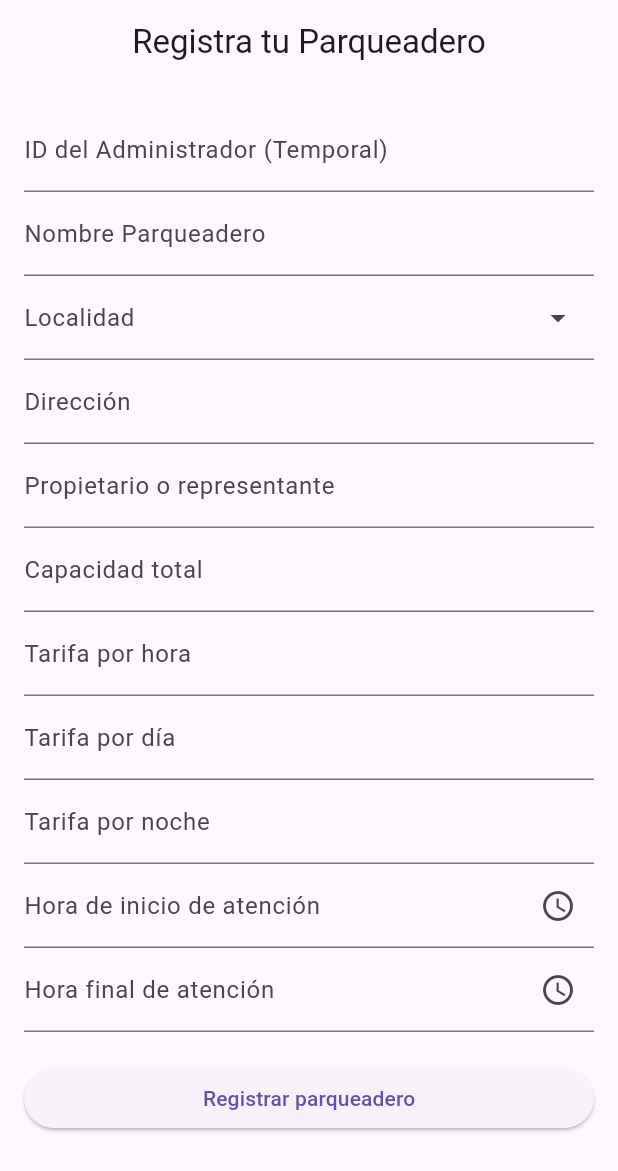
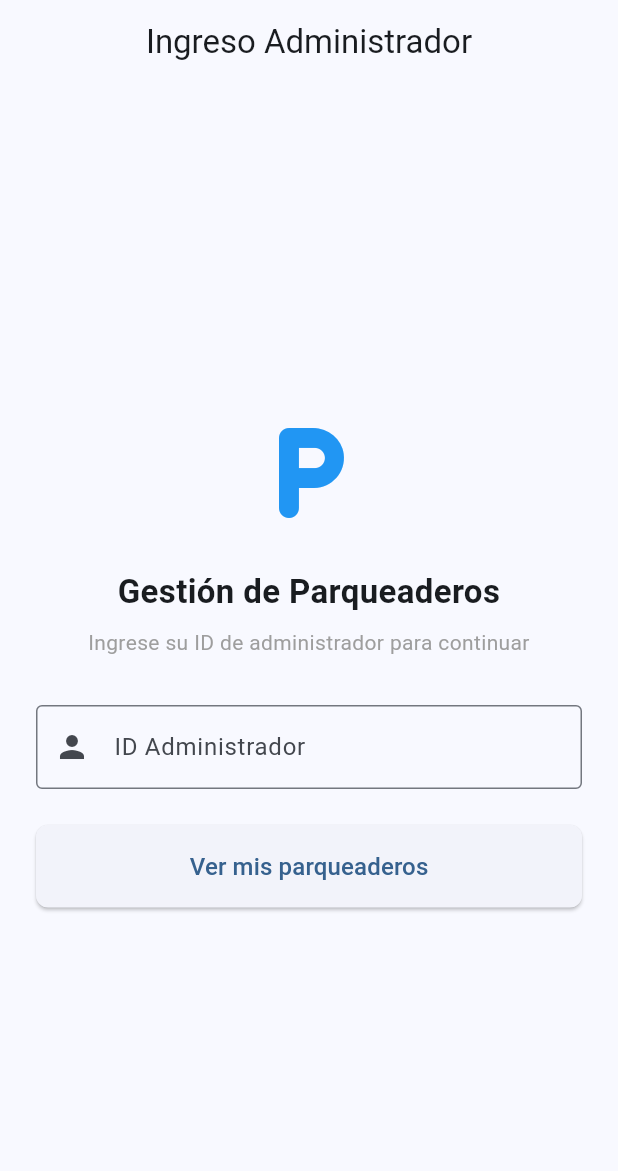
Before and after one commit to Esteban-GH39/parkfinder-app, a Flutter app: the screen it shows after launch, on a phone screen of 412 x 824 dp. Shown: the top 1171 px of the screen. Run offline on Flutter 3.47's test engine with Material 3 defaults, Android fonts, the phone set to English and light mode, and no system bars.

Commit message:
Actualizacion listar parqueadero con id del admin

```diff
--- a/lib/config/api_config.dart
+++ b/lib/config/api_config.dart
@@ -7,4 +7,7 @@ class ApiConfig {
 
   //EndPoints de parqueadero (admin)
   static const String registrarParqueadero ='$baseUrl/parqueadero';
+
+  //LISTAR PARQUEADERO POR ID ADMIN
+  static  String listarParqueaderosAdmin(int idAdmin) => '$baseUrl/parqueaderos/admin/$idAdmin';
 }
--- a/lib/main.dart
+++ b/lib/main.dart
@@ -1,5 +1,6 @@
 import 'package:flutter/material.dart';
 import 'package:parkfinder_app/screens/admin/registrar_parqueadero_screen.dart';
+import 'package:parkfinder_app/screens/admin/id_admin_temporal_screen.dart';
 
 import 'screens/cliente/registro_screen.dart';
 
@@ -10,7 +11,8 @@ void main() {
 class ParkFinderApp extends StatelessWidget {
   const ParkFinderApp({super.key});
 
-  @override
+  //HU-REGISTRO PARQUEADERO
+  /*@override
   Widget build(BuildContext context) {
     return MaterialApp(
       title: 'ParkFinder',
@@ -18,5 +20,20 @@ class ParkFinderApp extends StatelessWidget {
       home: const RegistroParqueaderoScreen(),
       debugShowCheckedModeBanner: false,
     );
+  }*/
+
+
+  //HU-LISTAR PARQUEADERO CON ID ADMIN
+  @override
+  Widget build(BuildContext context) {
+    return MaterialApp(
+      debugShowCheckedModeBanner: false,
+      title: 'ParkFinder',
+      theme: ThemeData(
+        colorScheme: ColorScheme.fromSeed(seedColor: Colors.blue),
+        useMaterial3: true,
+      ),
+      home: const IngresarAdminScreen(),
+    );
   }
 }
--- /dev/null
+++ b/lib/screens/admin/id_admin_temporal_screen.dart
@@ -0,0 +1,113 @@
+import 'package:flutter/material.dart';
+import 'package:flutter/services.dart';
+import 'listar_parqueaderos_screen.dart';
+
+class IngresarAdminScreen extends StatefulWidget {
+  const IngresarAdminScreen({super.key});
+
+  @override
+  State<IngresarAdminScreen> createState() => _IngresarAdminScreenState();
+}
+
+class _IngresarAdminScreenState extends State<IngresarAdminScreen> {
+  final _formKey = GlobalKey<FormState>();
+  final TextEditingController _idAdminController = TextEditingController();
+
+  @override
+  void dispose() {
+    _idAdminController.dispose();
+    super.dispose();
+  }
+
+  void _ingresar() {
+    if (_formKey.currentState!.validate()) {
+      final int idAdmin = int.parse(_idAdminController.text.trim());
+
+      // Navega a la pantalla de listado pasando el idAdmin
+      Navigator.push(
+        context,
+        MaterialPageRoute(
+          builder: (context) => ListarParqueaderosScreen(idAdmin: idAdmin),
+        ),
+      );
+    }
+  }
+
+  @override
+  Widget build(BuildContext context) {
+    return Scaffold(
+      appBar: AppBar(
+        title: const Text('Ingreso Administrador'),
+        centerTitle: true,
+      ),
+      body: Padding(
+        padding: const EdgeInsets.all(24.0),
+        child: Form(
+          key: _formKey,
+          child: Column(
+            mainAxisAlignment: MainAxisAlignment.center,
+            crossAxisAlignment: CrossAxisAlignment.stretch,
+            children: [
+              const Icon(
+                Icons.local_parking_rounded,
+                size: 80,
+                color: Colors.blue,
+              ),
+              const SizedBox(height: 24),
+              const Text(
+                'Gestión de Parqueaderos',
+                textAlign: TextAlign.center,
+                style: TextStyle(
+                  fontSize: 22,
+                  fontWeight: FontWeight.bold,
+                ),
+              ),
+              const SizedBox(height: 8),
+              const Text(
+                'Ingrese su ID de administrador para continuar',
+                textAlign: TextAlign.center,
+                style: TextStyle(color: Colors.grey),
+              ),
+              const SizedBox(height: 32),
+              TextFormField(
+                controller: _idAdminController,
+                keyboardType: TextInputType.number,
+                inputFormatters: [FilteringTextInputFormatter.digitsOnly],
+                decoration: const InputDecoration(
+                  labelText: 'ID Administrador',
+                  hintText: 'Ej. 1',
+                  border: OutlineInputBorder(),
+                  prefixIcon: Icon(Icons.person),
+                ),
+                validator: (value) {
+                  if (value == null || value.trim().isEmpty) {
+
+                    return 'Por favor ingrese el ID';
+                  }
+                  if (int.tryParse(value.trim()) == null) {
+                    return 'Ingrese un número válido';
+                  }
+                  return null;
+                },
+              ),
+              const SizedBox(height: 24),
+              ElevatedButton(
+                onPressed: _ingresar,
+                style: ElevatedButton.styleFrom(
+                  padding: const EdgeInsets.symmetric(vertical: 16),
+                  shape: RoundedRectangleBorder(
+                    borderRadius: BorderRadius.circular(8),
+                  ),
+                ),
+                child: const Text(
+                  'Ver mis parqueaderos',
+                  style: TextStyle(fontSize: 16),
+                ),
+              ),
+            ],
+          ),
+        ),
+      ),
+    );
+  }
+}
```
Also changed, not shown: lib/models/parqueadero.dart (+11 -1 lines), lib/screens/admin/listar_parqueaderos_screen.dart (added, +193 -0 lines), lib/services/parqueadero_service.dart (+21 -0 lines).
